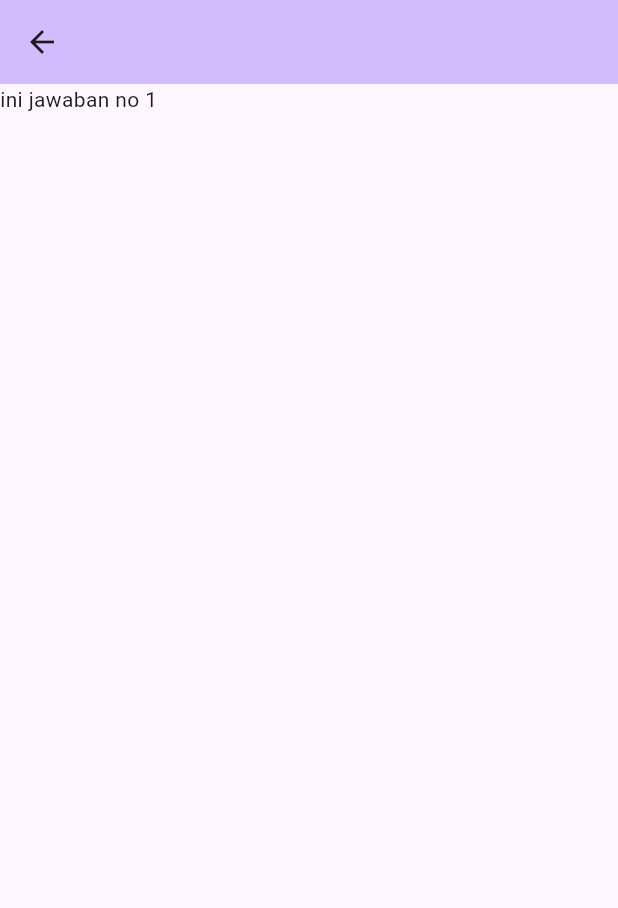
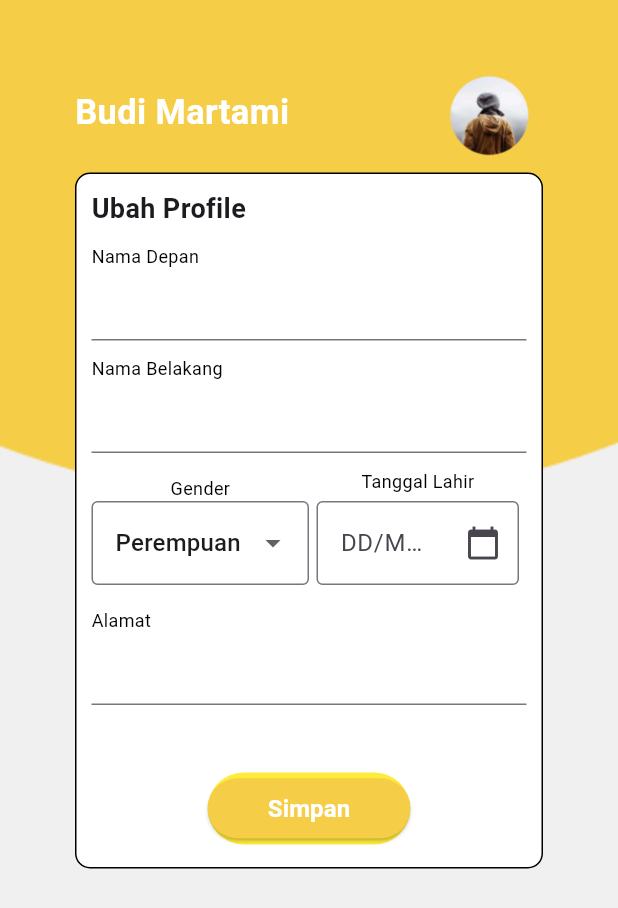
Before and after one commit to FITurnip/kuis3_provis, a Flutter app: the screen it shows after launch, after a tap on "Jawaban No 1", on a phone screen of 412 x 824 dp. Shown: the top 908 px of the screen. Run offline on Flutter 3.47's test engine with Material 3 defaults, Android fonts, the phone set to English and light mode, and no system bars; our stand-ins replace carousel_slider; network calls fail.

Commit message:
roshan: add profile

```diff
--- a/lib/fashion.dart
+++ b/lib/fashion.dart
@@ -3,7 +3,7 @@ import 'package:carousel_slider/carousel_slider.dart';
 
 class Fashion extends StatefulWidget {
   final BuildContext context;
-  Fashion({required this.context});
+  Fashion({super.key, required this.context});
 
   @override
   _Fashion createState() => _Fashion();
--- a/lib/main.dart
+++ b/lib/main.dart
@@ -1,5 +1,6 @@
 import 'package:flutter/material.dart';
 import 'package:kuis3_provis/fashion.dart';
+import 'package:kuis3_provis/profile.dart';
 
 void main() {
   runApp(const MyApp());
@@ -47,7 +48,7 @@ class _MyHomePageState extends State<MyHomePage> {
               'Nomor Kelompok:  [8]',
             ),
             const Text(
-              'Mhs 1:  [isi nim, Roshan Syalwan Nurilham]',
+              'Mhs 1:  [2203142, Roshan Syalwan Nurilham]',
             ),
             const Text(
               'Mhs 2:  [2203211, Franklin Impianro Turnip]',
@@ -58,7 +59,7 @@ class _MyHomePageState extends State<MyHomePage> {
                 onPressed: () {
                   Navigator.of(context)
                       .push(MaterialPageRoute(builder: (context) {
-                    return soalNo1();
+                    return Profile(context: context);
                   }));
                 },
                 child: const Text('   Jawaban No 1   '),
@@ -81,13 +82,4 @@ class _MyHomePageState extends State<MyHomePage> {
       ),
     );
   }
-
-  //jaawaban no 1
-  Widget soalNo1() {
-    return Scaffold(
-        appBar: AppBar(
-          backgroundColor: Theme.of(context).colorScheme.inversePrimary,
-        ),
-        body: const Text("ini jawaban no 1"));
-  }
 }
--- /dev/null
+++ b/lib/profile.dart
@@ -0,0 +1,288 @@
+import 'package:flutter/material.dart';
+import 'package:intl/intl.dart';
+
+class Profile extends StatefulWidget {
+  final BuildContext context;
+  Profile({super.key, required this.context});
+
+  @override
+  _Profile createState() => _Profile();
+}
+
+class _Profile extends State<Profile> {
+  TextEditingController dateController = TextEditingController();
+  String selectedGender =
+      'Perempuan'; // Variabel untuk menyimpan pilihan gender
+
+  @override
+  Widget build(BuildContext context) {
+    return Scaffold(
+      body: Container(
+        decoration: BoxDecoration(
+          image: DecorationImage(
+            image: AssetImage('assets/images/background.png'),
+            fit: BoxFit.cover, // Sesuaikan dengan kebutuhan Anda
+          ),
+        ),
+        child: Column(
+          children: [
+            //NAMA BUDI - GAMBAR BUDI
+            Padding(
+              padding: const EdgeInsets.only(
+                  left: 50.0, right: 50.0, top: 40.0, bottom: 5.0),
+              child: Row(
+                children: [
+                  Expanded(
+                    child: Text(
+                      'Budi Martami',
+                      textAlign: TextAlign.left,
+                      style: TextStyle(
+                          fontSize: 23,
+                          fontWeight: FontWeight.w600,
+                          color: Colors.white),
+                    ),
+                  ),
+                  ClipOval(
+                    child: Image.asset(
+                      'assets/images/ppBudi.png',
+                      fit: BoxFit
+                          .cover, // Memastikan gambar terisi sepenuhnya di dalam lingkaran
+                      width: 70, // Sesuaikan dengan ukuran yang Anda inginkan
+                      height: 70, // Sesuaikan dengan ukuran yang Anda inginkan
+                    ),
+                  ),
+                ],
+              ),
+            ),
+            Padding(
+              padding:
+                  const EdgeInsets.only(left: 50.0, right: 50.0, bottom: 40.0),
+              child: Container(
+                child: Column(
+                  children: [
+                    //CONTAINER GEDE
+                    Container(
+                      decoration: BoxDecoration(
+                        borderRadius: BorderRadius.circular(10),
+                        border: Border.all(
+                          color: Colors.black,
+                        ), // Warna garis tepi dapat disesuaikan
+                        color: Colors.white, // Warna latar belakang abu-abu
+                      ),
+                      padding: EdgeInsets.all(10),
+                      child: Column(
+                        children: [
+                          //UBAH PROFILE
+                          Row(
+                            children: [
+                              Text(
+                                'Ubah Profile',
+                                textAlign: TextAlign.left,
+                                style: TextStyle(
+                                  fontSize: 18,
+                                  fontWeight: FontWeight.w600,
+                                ),
+                              ),
+                            ],
+                          ),
+                          SizedBox(
+                            height: 10,
+                          ),
+                          //NAMA DEPAN
+                          Container(
+                              child: Column(
+                            crossAxisAlignment: CrossAxisAlignment.start,
+                            children: [
+                              Text(
+                                'Nama Depan',
+                                style: TextStyle(
+                                  fontSize: 12,
+                                  color: Colors.black,
+                                ),
+                              ),
+                              TextField(
+                                decoration: InputDecoration(),
+                              ),
+                            ],
+                          )),
+                          SizedBox(
+                            height: 10,
+                          ),
+                          //NAMA BELAKANG
+                          Container(
+                              child: Column(
+                            crossAxisAlignment: CrossAxisAlignment.start,
+                            children: [
+                              Text(
+                                'Nama Belakang',
+                                style: TextStyle(
+                                  fontSize: 12,
+                                  color: Colors.black,
+                                ),
+                              ),
+                              TextField(
+                                decoration: InputDecoration(),
+                              ),
+                            ],
+                          )),
+                          SizedBox(
+                            height: 10,
+                          ),
+                          //GENDER AND DATE
+                          Row(
+                            children: [
+                              //GENDER
+                              Expanded(
+                                child: Column(
+                                  children: [
+                                    Text(
+                                      'Gender',
+                                      style: TextStyle(
+                                        fontSize: 12,
+                                        color: Colors.black,
+                                      ),
+                                    ),
+                                    DropdownButtonFormField<String>(
+                                      value:
+                                          selectedGender, // Set the initial value
+                                      decoration: InputDecoration(
+                                        border: OutlineInputBorder(),
+                                      ),
+                                      onChanged: (value) {
+                                        setState(() {
+                                          selectedGender = value!;
+                                        });
+                                      },
+                                      items: [
+                                        DropdownMenuItem(
+                                          child: Text('Laki-laki'),
+                                          value: 'Laki-laki',
+                                        ),
+                                        DropdownMenuItem(
+                                          child: Text('Perempuan'),
+                                          value: 'Perempuan',
+                                        ),
+                                        // Add more items as needed
+                                      ],
+                                    ),
+                                  ],
+                                ),
+                              ),
+                              //DATE
+                              Expanded(
+                                child: Column(
+                                  children: [
+                                    Text(
+                                      'Tanggal Lahir',
+                                      style: TextStyle(
+                                        fontSize: 12,
+                                        color: Colors.black,
+                                      ),
+                                    ),
+                                    Container(
+                                      padding: const EdgeInsets.all(5),
+                                      child: Center(
+                                        child: TextField(
+                                          controller: dateController,
+                                          decoration: InputDecoration(
+                                            border: OutlineInputBorder(),
+                                            labelText: "DD/MM/YYYY",
+                                            suffixIcon: IconButton(
+                                              icon: Icon(Icons.calendar_today),
+                                              onPressed: () async {
+                                                DateTime? pickedDate =
+                                                    await showDatePicker(
+                                                  context: context,
+                                                  initialDate: DateTime.now(),
+                                                  firstDate: DateTime(2000),
+                                                  lastDate: DateTime(2101),
+                                                );
+                                                if (pickedDate != null) {
+                                                  String formattedDate =
+                                                      DateFormat("yyyy-MM-dd")
+                                                          .format(pickedDate);
+                                                  setState(() {
+                                                    dateController.text =
+                                                        formattedDate
+                                                            .toString();
+                                                  });
+                                                } else {
+                                                  print("Not selected");
+                                                }
+                                              },
+                                            ),
+                                          ),
+                                          readOnly: true,
+                                        ),
+                                      ),
+                                    ),
+                                  ],
+                                ),
+                              ),
+                            ],
+                          ),
+                          SizedBox(
+                            height: 10,
+                          ),
+                          //ALAMAT
+                          Container(
+                              child: Column(
+                            crossAxisAlignment: CrossAxisAlignment.start,
+                            children: [
+                              Text(
+                                'Alamat',
+                                style: TextStyle(
+                                  fontSize: 12,
+                                  color: Colors.black,
+                                ),
+                              ),
+                              TextField(
+                                decoration: InputDecoration(),
+                              ),
+                            ],
+                          )),
+                          SizedBox(
+                            height: 40,
+                          ),
+                          //SIMPAN
+                          Container(
+                            margin: EdgeInsets.all(5),
+                            decoration: BoxDecoration(
+                              color: Colors.yellow,
+                              borderRadius: BorderRadius.circular(25),
+                            ),
+                            child: ElevatedButton(
+                              onPressed: () {},
+                              style: ElevatedButton.styleFrom(
+                                backgroundColor: Color(0xFFF5CD46),
+                                foregroundColor: Colors.black,
+                                shape: RoundedRectangleBorder(
+                                    borderRadius: BorderRadius.circular(25)),
+                              ),
+                              child: Padding(
+                                padding: EdgeInsets.symmetric(
+                                    vertical: 5, horizontal: 16),
+                                child: Text(
+                                  'Simpan',
+                                  style: TextStyle(
+                                    color: Colors.white,
+                                    fontSize: 16,
+                                    fontWeight: FontWeight.w600,
+                                  ),
+                                ),
+                              ),
+                            ),
+                          ),
+                        ],
+                      ),
+                    ),
+                  ],
+                ),
+              ),
+            ),
+          ],
+        ),
+      ),
+    );
+  }
+}
--- a/pubspec.yaml
+++ b/pubspec.yaml
@@ -10,6 +10,7 @@ dependencies:
   flutter:
     sdk: flutter
   carousel_slider: ^4.2.1
+  intl: ^0.19.0
 
 dev_dependencies:
   flutter_test:
@@ -18,3 +19,6 @@ dev_dependencies:
 
 flutter:
   uses-material-design: true
+  assets:
+        - assets/icons/
+        - assets/images/
```
Also changed, not shown: assets/icons/Arrow - Left 2.svg (added), assets/icons/kucing.jpeg (added), assets/images/background.png (added), assets/images/ppBudi.png (added), pubspec.lock, 1 other file.
